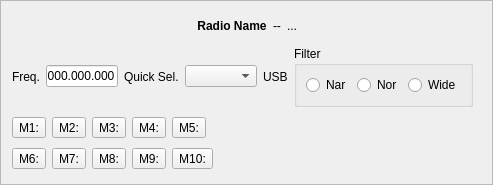
Old version of the form mqt/MqtLogger/rigcontrolframe.ui in the repository zsteva/backup-minos2.
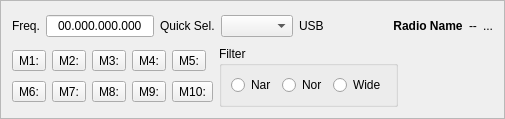
New version of the form. Custom widgets are drawn as their Qt base class.

Commit message: change rigcontrolframe.ui and rotcontrolframe.ui to better fit lower resolution screens.

Patch:
```diff
--- a/mqt/MqtLogger/rigcontrolframe.ui
+++ b/mqt/MqtLogger/rigcontrolframe.ui
@@ -6,8 +6,8 @@
    <rect>
     <x>0</x>
     <y>0</y>
-    <width>493</width>
-    <height>182</height>
+    <width>505</width>
+    <height>115</height>
    </rect>
   </property>
   <property name="windowTitle">
@@ -19,19 +19,72 @@
   <property name="frameShadow">
    <enum>QFrame::Raised</enum>
   </property>
-  <layout class="QHBoxLayout" name="horizontalLayout_6">
+  <layout class="QHBoxLayout" name="horizontalLayout_5">
    <item>
     <layout class="QVBoxLayout" name="verticalLayout">
      <item>
       <layout class="QHBoxLayout" name="horizontalLayout">
        <item>
-        <spacer name="horizontalSpacer_2">
+        <layout class="QHBoxLayout" name="horizontalLayout_4">
+         <item>
+          <widget class="QLabel" name="freqlblA">
+           <property name="font">
+            <font>
+             <weight>50</weight>
+             <bold>false</bold>
+            </font>
+           </property>
+           <property name="text">
+            <string>Freq.</string>
+           </property>
+           <property name="alignment">
+            <set>Qt::AlignCenter</set>
+           </property>
+          </widget>
+         </item>
+         <item>
+          <widget class="FreqLineEdit" name="freqInput">
+           <property name="inputMask">
+            <string>99.999.999.999</string>
+           </property>
+           <property name="text">
+            <string>00.000.000.000</string>
+           </property>
+           <property name="alignment">
+            <set>Qt::AlignCenter</set>
+           </property>
+          </widget>
+         </item>
+         <item>
+          <widget class="QLabel" name="bandSellbl">
+           <property name="text">
+            <string>Quick Sel.</string>
+           </property>
+          </widget>
+         </item>
+         <item>
+          <widget class="QComboBox" name="bandSelCombo"/>
+         </item>
+         <item>
+          <widget class="QLabel" name="modelbl">
+           <property name="text">
+            <string>USB</string>
+           </property>
+          </widget>
+         </item>
+         <item>
+          <layout class="QHBoxLayout" name="horizontalLayout_3"/>
+         </item>
+        </layout>
+       </item>
+       <item>
+        <spacer name="horizontalSpacer_1">
          <property name="orientation">
           <enum>Qt::Horizontal</enum>
          </property>
          <property name="sizeHint" stdset="0">
           <size>
-           <width>38</width>
+           <width>48</width>
            <height>28</height>
           </size>
          </property>
@@ -67,133 +120,10 @@
          </property>
         </widget>
        </item>
-       <item>
-        <spacer name="horizontalSpacer_1">
-         <property name="orientation">
-          <enum>Qt::Horizontal</enum>
-         </property>
-         <property name="sizeHint" stdset="0">
-          <size>
-           <width>48</width>
-           <height>28</height>
-          </size>
-         </property>
-        </spacer>
-       </item>
       </layout>
      </item>
      <item>
-      <layout class="QHBoxLayout" name="horizontalLayout_4">
-       <item>
-        <widget class="QLabel" name="freqlblA">
-         <property name="font">
-          <font>
-           <weight>50</weight>
-           <bold>false</bold>
-          </font>
-         </property>
-         <property name="text">
-          <string>Freq.</string>
-         </property>
-         <property name="alignment">
-          <set>Qt::AlignCenter</set>
-         </property>
-        </widget>
-       </item>
-       <item>
-        <widget class="FreqLineEdit" name="freqInput">
-         <property name="inputMask">
-          <string>99.999.999.999</string>
-         </property>
-         <property name="text">
-          <string>00.000.000.000</string>
-         </property>
-         <property name="alignment">
-          <set>Qt::AlignCenter</set>
-         </property>
-        </widget>
-       </item>
-       <item>
-        <widget class="QLabel" name="bandSellbl">
-         <property name="text">
-          <string>Quick Sel.</string>
-         </property>
-        </widget>
-       </item>
-       <item>
-        <widget class="QComboBox" name="bandSelCombo"/>
-       </item>
-       <item>
-        <widget class="QLabel" name="modelbl">
-         <property name="text">
-          <string>USB</string>
-         </property>
-        </widget>
-       </item>
-       <item>
-        <layout class="QHBoxLayout" name="horizontalLayout_3">
-         <item>
-          <widget class="QGroupBox" name="groupBox">
-           <property name="title">
-            <string>Filter</string>
-           </property>
-           <layout class="QHBoxLayout" name="horizontalLayout_2">
-            <item>
-             <widget class="QRadioButton" name="narRb">
-              <property name="text">
-               <string>Nar</string>
-              </property>
-             </widget>
-            </item>
-            <item>
-             <widget class="QRadioButton" name="normalRb">
-              <property name="text">
-               <string>Nor</string>
-              </property>
-             </widget>
-            </item>
-            <item>
-             <widget class="QRadioButton" name="wideRb">
-              <property name="text">
-               <string>Wide</string>
-              </property>
-             </widget>
-            </item>
-           </layout>
-          </widget>
-         </item>
-         <item>
-          <spacer name="horizontalSpacer">
-           <property name="orientation">
-            <enum>Qt::Horizontal</enum>
-           </property>
-           <property name="sizeHint" stdset="0">
-            <size>
-             <width>40</width>
-             <height>20</height>
-            </size>
-           </property>
-          </spacer>
-         </item>
-        </layout>
-       </item>
-       <item>
-        <spacer name="horizontalSpacer_3">
-         <property name="orientation">
-          <enum>Qt::Horizontal</enum>
-         </property>
-         <property name="sizeHint" stdset="0">
-          <size>
-           <width>40</width>
-           <height>20</height>
-          </size>
-         </property>
-        </spacer>
-       </item>
-      </layout>
-     </item>
-     <item>
-      <layout class="QHBoxLayout" name="horizontalLayout_5">
+      <layout class="QHBoxLayout" name="horizontalLayout_6">
        <item>
         <layout class="QGridLayout" name="gridLayout">
          <item row="1" column="0">
@@ -269,14 +199,44 @@
         </layout>
        </item>
        <item>
-        <spacer name="horizontalSpacer_4">
+        <widget class="QGroupBox" name="groupBox">
+         <property name="title">
+          <string>Filter</string>
+         </property>
+         <layout class="QHBoxLayout" name="horizontalLayout_2">
+          <item>
+           <widget class="QRadioButton" name="narRb">
+            <property name="text">
+             <string>Nar</string>
+            </property>
+           </widget>
+          </item>
+          <item>
+           <widget class="QRadioButton" name="normalRb">
+            <property name="text">
+             <string>Nor</string>
+            </property>
+           </widget>
+          </item>
+          <item>
+           <widget class="QRadioButton" name="wideRb">
+            <property name="text">
+             <string>Wide</string>
+            </property>
+           </widget>
+          </item>
+         </layout>
+        </widget>
+       </item>
+       <item>
+        <spacer name="horizontalSpacer">
          <property name="orientation">
           <enum>Qt::Horizontal</enum>
          </property>
          <property name="sizeHint" stdset="0">
           <size>
-           <width>48</width>
-           <height>60</height>
+           <width>40</width>
+           <height>20</height>
           </size>
          </property>
         </spacer>
```
Left out of the diff: 74 changed lines with no effect on the pictures. The commit also changes 1 other file.
